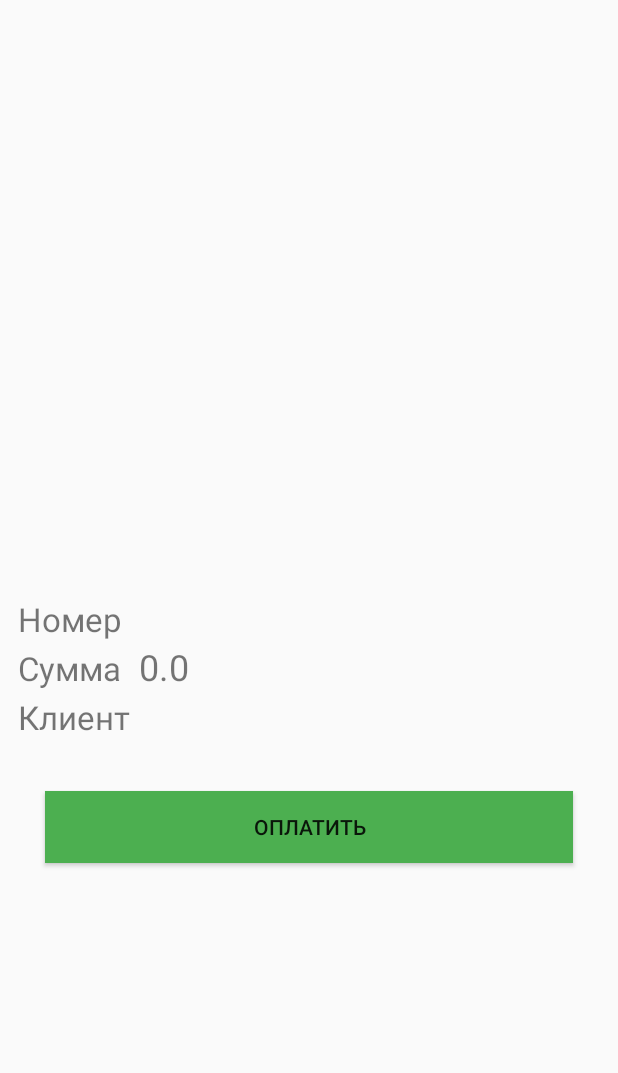
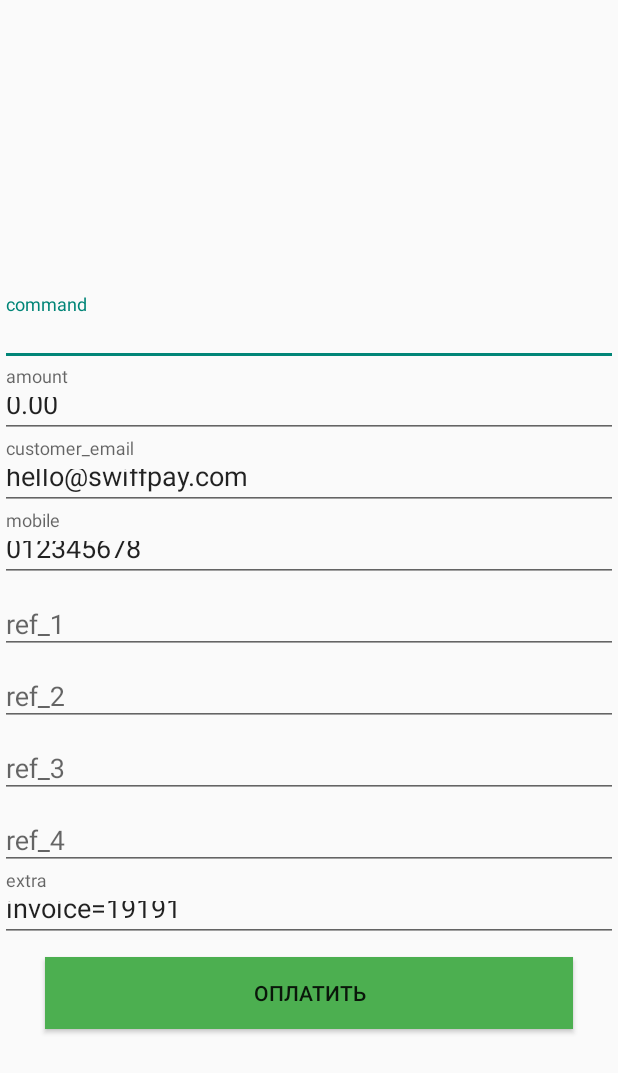
Before and after one commit to StashBank/DeliveryManagment, an Android app: the PaymentActivity screen opened directly, with no data from a screen before it, on a phone screen of 412 x 824 dp. Shown: the top 1073 px of the screen. Run offline under Robolectric (Android 15) with nearby library versions, the phone set to English and light mode, and no system bars.

Commit message:
Payment activity

```diff
--- a/app/src/main/res/layout/activity_payment.xml
+++ b/app/src/main/res/layout/activity_payment.xml
@@ -15,6 +15,7 @@
 		android:visibility="gone"/>
 
 	<LinearLayout
+		android:visibility="gone"
 		android:id="@+id/payment_number_wrap"
 		android:layout_width="match_parent"
 		android:layout_height="wrap_content"
@@ -37,6 +38,7 @@
 	</LinearLayout>
 
 	<LinearLayout
+		android:visibility="gone"
 		android:id="@+id/payment_amount_wrap"
 		android:layout_width="match_parent"
 		android:layout_height="wrap_content"
@@ -59,6 +61,7 @@
 	</LinearLayout>
 
 	<LinearLayout
+		android:visibility="gone"
 		android:id="@+id/payment_client_wrap"
 		android:layout_width="match_parent"
 		android:layout_height="wrap_content"
@@ -81,6 +84,123 @@
 			android:textSize="24sp" />
 	</LinearLayout>
 
+	<LinearLayout
+		android:layout_width="match_parent"
+		android:layout_height="wrap_content"
+		android:orientation="vertical"
+		android:id="@+id/swiff_params"
+		android:layout_centerInParent="true">
+
+		<android.support.design.widget.TextInputLayout
+			android:layout_width="match_parent"
+			android:layout_height="48dp">
+
+		<EditText
+			android:id="@+id/et_command"
+			android:layout_width="match_parent"
+			android:layout_height="match_parent"
+			android:hint="command" />
+
+		</android.support.design.widget.TextInputLayout>
+
+		<android.support.design.widget.TextInputLayout
+			android:layout_width="match_parent"
+			android:layout_height="48dp">
+
+			<EditText
+				android:id="@+id/et_amount"
+				android:layout_width="match_parent"
+				android:layout_height="match_parent"
+				android:hint="amount" />
+
+		</android.support.design.widget.TextInputLayout>
+
+		<android.support.design.widget.TextInputLayout
+			android:layout_width="match_parent"
+			android:layout_height="48dp">
+
+			<EditText
+				android:id="@+id/et_customer_email"
+				android:layout_width="match_parent"
+				android:layout_height="match_parent"
+				android:hint="customer_email" />
+
+		</android.support.design.widget.TextInputLayout>
+
+		<android.support.design.widget.TextInputLayout
+			android:layout_width="match_parent"
+			android:layout_height="48dp">
+
+			<EditText
+				android:id="@+id/et_mobile"
+				android:layout_width="match_parent"
+				android:layout_height="match_parent"
+				android:hint="mobile" />
+
+		</android.support.design.widget.TextInputLayout>
+
+		<android.support.design.widget.TextInputLayout
+			android:layout_width="match_parent"
+			android:layout_height="48dp">
+
+			<EditText
+				android:id="@+id/et_ref_1"
+				android:layout_width="match_parent"
+				android:layout_height="match_parent"
+				android:hint="ref_1" />
+
+		</android.support.design.widget.TextInputLayout>
+
+		<android.support.design.widget.TextInputLayout
+			android:layout_width="match_parent"
+			android:layout_height="48dp">
+
+			<EditText
+				android:id="@+id/et_ref_2"
+				android:layout_width="match_parent"
+				android:layout_height="match_parent"
+				android:hint="ref_2" />
+
+		</android.support.design.widget.TextInputLayout>
+
+		<android.support.design.widget.TextInputLayout
+			android:layout_width="match_parent"
+			android:layout_height="48dp">
+
+			<EditText
+				android:id="@+id/et_ref_3"
+				android:layout_width="match_parent"
+				android:layout_height="match_parent"
+				android:hint="ref_3" />
+
+		</android.support.design.widget.TextInputLayout>
+
+		<android.support.design.widget.TextInputLayout
+			android:layout_width="match_parent"
+			android:layout_height="48dp">
+
+			<EditText
+				android:id="@+id/et_ref_4"
+				android:layout_width="match_parent"
+				android:layout_height="match_parent"
+				android:hint="ref_4" />
+
+		</android.support.design.widget.TextInputLayout>
+
+		<android.support.design.widget.TextInputLayout
+			android:layout_width="match_parent"
+			android:layout_height="48dp">
+
+			<EditText
+				android:id="@+id/et_extra"
+				android:layout_width="match_parent"
+				android:layout_height="match_parent"
+				android:hint="extra" />
+
+		</android.support.design.widget.TextInputLayout>
+
+	</LinearLayout>
+
 	<Button
 		android:id="@+id/btn_pay"
 		android:onClick="onPayment"
@@ -91,7 +211,7 @@
 		android:layout_marginLeft="30dp"
 		android:layout_marginRight="30dp"
 		android:background="@color/colorActivated"
-		android:layout_below="@id/payment_client_wrap"
+		android:layout_below="@id/swiff_params"
 		android:layout_marginTop="10dp"/>
 
 </RelativeLayout>
```
Also changed, not shown: app/src/main/java/com/stashbank/deliveryManagement/PaymentActivity.java (+49 -19 lines).
